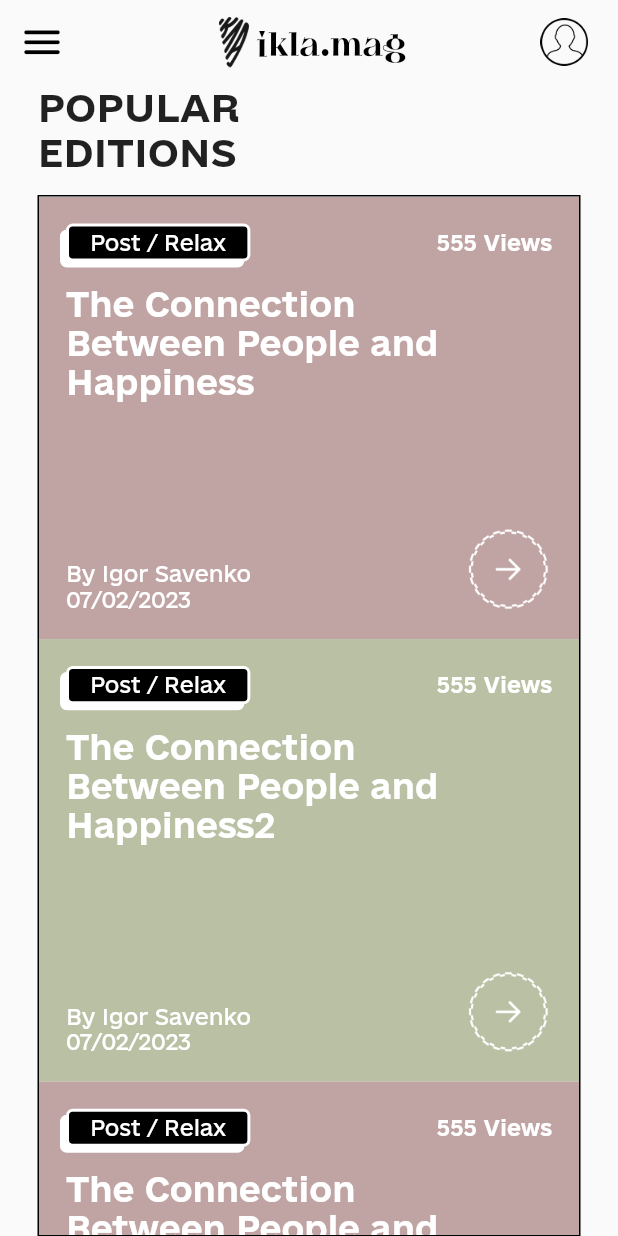
After one commit to denver-code/ikla_mobile, a Flutter app: the screen it shows after launch, after a tap on "Continue without authorisation", on a phone screen of 412 x 824 dp. The commit adds this screen. Run offline on Flutter 3.47's test engine with Material 2 defaults, Android fonts, the light colour scheme and no system bars; our stand-ins replace get.

Commit message:
Added full auth-design and Posts PE feed screen

```diff
--- /dev/null
+++ b/lib/app/internal/capitalize_first.dart
@@ -0,0 +1,5 @@
+// extension StringExtension on String {
+//   String capitalizeFirst() {
+//     return "${this[0].toUpperCase()}${substring(1).toLowerCase()}";
+//   }
+// }
--- /dev/null
+++ b/lib/app/internal/widgets/books_footer.dart
@@ -0,0 +1,28 @@
+import 'package:flutter/material.dart';
+import 'package:ikla_mobile/app/internal/hex2color.dart';
+
+class BooksFooter extends StatelessWidget {
+  const BooksFooter({super.key, required this.text});
+  final String text;
+
+  @override
+  Widget build(BuildContext context) {
+    return Column(
+      children: [
+        Image.asset("assets/images/books.png"),
+        const SizedBox(
+          height: 5,
+        ),
+        Text(
+          text,
+          style: TextStyle(
+            fontSize: 12,
+            color: HexColor.fromHex("#515151"),
+            fontWeight: FontWeight.w300,
+          ),
+          textAlign: TextAlign.center,
+        ),
+      ],
+    );
+  }
+}
--- /dev/null
+++ b/lib/app/internal/widgets/custom_spacer.dart
@@ -0,0 +1,15 @@
+import 'package:flutter/material.dart';
+
+class CustomSpacer extends StatelessWidget {
+  const CustomSpacer({super.key, this.height = 18, this.width = 0});
+  final double width;
+  final double height;
+
+  @override
+  Widget build(BuildContext context) {
+    return SizedBox(
+      width: width,
+      height: height,
+    );
+  }
+}
--- /dev/null
+++ b/lib/app/internal/widgets/logo.dart
@@ -0,0 +1,30 @@
+import 'package:flutter/material.dart';
+import 'package:ikla_mobile/config.dart';
+
+class IklaLogo extends StatelessWidget {
+  const IklaLogo({super.key});
+
+  @override
+  Widget build(BuildContext context) {
+    return Row(
+      mainAxisAlignment: MainAxisAlignment.center,
+      children: [
+        Image.asset(
+          "assets/images/Logo.png",
+          height: 34,
+        ),
+        const SizedBox(
+          width: 5,
+        ),
+        const Text(
+          appName,
+          style: TextStyle(
+            color: Colors.black,
+            fontFamily: "KyivType",
+            fontSize: 22,
+          ),
+        ),
+      ],
+    );
+  }
+}
--- /dev/null
+++ b/lib/app/internal/widgets/oauth_widgets.dart
@@ -0,0 +1,88 @@
+import "package:flutter/material.dart";
+import 'package:ikla_mobile/app/internal/hex2color.dart';
+
+class GoogleOAuth extends StatelessWidget {
+  const GoogleOAuth({super.key});
+
+  @override
+  Widget build(BuildContext context) {
+    return GestureDetector(
+      child: Container(
+        decoration: BoxDecoration(
+          borderRadius: const BorderRadius.all(Radius.circular(2)),
+          border: Border.all(
+            color: HexColor.fromHex("#E2E8F0"),
+          ),
+        ),
+        width: double.infinity,
+        height: 44,
+        child: Row(
+            mainAxisAlignment: MainAxisAlignment.center,
+            crossAxisAlignment: CrossAxisAlignment.center,
+            children: [
+              Padding(
+                padding: const EdgeInsets.only(bottom: 3),
+                child: Image.asset(
+                  "assets/images/google.png",
+                  scale: 2.5,
+                ),
+              ),
+              const SizedBox(
+                width: 10,
+              ),
+              const Text(
+                "Sign in with Google",
+                textAlign: TextAlign.center,
+                style: TextStyle(
+                  fontSize: 12,
+                  color: Colors.black,
+                  fontWeight: FontWeight.w300,
+                ),
+              ),
+            ]),
+      ),
+    );
+  }
+}
+
+class AppleOAuth extends StatelessWidget {
+  const AppleOAuth({super.key});
+
+  @override
+  Widget build(BuildContext context) {
+    return GestureDetector(
+      child: Container(
+        decoration: const BoxDecoration(
+          color: Colors.black,
+          borderRadius: BorderRadius.all(Radius.circular(2)),
+        ),
+        width: double.infinity,
+        height: 44,
+        child: Row(
+            mainAxisAlignment: MainAxisAlignment.center,
+            crossAxisAlignment: CrossAxisAlignment.center,
+            children: [
+              Padding(
+                padding: const EdgeInsets.only(bottom: 3),
+                child: Image.asset(
+                  "assets/images/apple.png",
+                  scale: 2.5,
+                ),
+              ),
+              const SizedBox(
+                width: 10,
+              ),
+              const Text(
+                "Sign in with Apple",
+                textAlign: TextAlign.center,
+                style: TextStyle(
+                  fontSize: 12,
+                  color: Colors.white,
+                  fontWeight: FontWeight.w300,
+                ),
+              ),
+            ]),
+      ),
+    );
+  }
+}
--- /dev/null
+++ b/lib/app/internal/widgets/post_card.dart
@@ -0,0 +1,111 @@
+import 'package:flutter/material.dart';
+import 'package:get/get.dart';
+import 'package:ikla_mobile/app/internal/hex2color.dart';
+import 'package:ikla_mobile/app/internal/widgets/type_badge.dart';
+
+class PostCard extends StatelessWidget {
+  const PostCard(
+      {super.key,
+      required this.title,
+      required this.author,
+      required this.date,
+      required this.views,
+      required this.color,
+      required this.alias,
+      required this.type});
+  final String title;
+  final String author;
+  final String date;
+  final String type;
+  final int views;
+  final String color;
+  final String alias;
+
+  @override
+  Widget build(BuildContext context) {
+    return GestureDetector(
+      onTap: () {},
+      child: Container(
+        width: double.infinity,
+        decoration: BoxDecoration(
+          color: HexColor.fromHex(color),
+        ),
+        child: Padding(
+          padding: const EdgeInsets.all(18),
+          child: Column(
+            crossAxisAlignment: CrossAxisAlignment.start,
+            children: [
+              Row(
+                mainAxisAlignment: MainAxisAlignment.spaceBetween,
+                children: [
+                  TypeBadge(
+                      text:
+                          "${type.capitalizeFirst} / ${alias.capitalizeFirst}"),
+                  Text(
+                    "$views Views",
+                    style: const TextStyle(
+                      color: Colors.white,
+                      fontWeight: FontWeight.w700,
+                    ),
+                  ),
+                ],
+              ),
+              const SizedBox(
+                height: 15,
+              ),
+              SizedBox(
+                width: Get.width / 1.6,
+                child: Text(
+                  title,
+                  textAlign: TextAlign.left,
+                  style: const TextStyle(
+                    color: Colors.white,
+                    fontFamily: "eUkraineHead",
+                    fontWeight: FontWeight.w700,
+                    fontSize: 22,
+                  ),
+                ),
+              ),
+              SizedBox(
+                height: Get.height / 10,
+              ),
+              Row(
+                crossAxisAlignment: CrossAxisAlignment.end,
+                children: [
+                  Column(
+                    crossAxisAlignment: CrossAxisAlignment.start,
+                    children: [
+                      Text(
+                        "By $author",
+                        style: const TextStyle(
+                          color: Colors.white,
+                        ),
+                      ),
+                      Text(
+                        date,
+                        style: const TextStyle(
+                          color: Colors.white,
+                        ),
+                      )
+                    ],
+                  ),
+                  const Expanded(
+                    child: SizedBox(
+                      width: double.infinity,
+                    ),
+                  ),
+                  GestureDetector(
+                    child: Image.asset(
+                      "assets/images/read_btn.png",
+                      scale: 4,
+                    ),
+                  )
+                ],
+              )
+            ],
+          ),
+        ),
+      ),
+    );
+  }
+}
--- /dev/null
+++ b/lib/app/internal/widgets/type_badge.dart
@@ -0,0 +1,38 @@
+import 'package:flutter/material.dart';
+
+class TypeBadge extends StatelessWidget {
+  const TypeBadge({super.key, required this.text});
+  final String text;
+
+  @override
+  Widget build(BuildContext context) {
+    return Container(
+      decoration: BoxDecoration(
+        color: Colors.black,
+        borderRadius: const BorderRadius.all(
+          Radius.circular(4.5),
+        ),
+        border: Border.all(
+          color: Colors.white,
+          width: 2,
+        ),
+        boxShadow: const [
+          BoxShadow(
+            color: Colors.white,
+            blurRadius: 0,
+            offset: Offset(-4, 4), // Shadow position
+          ),
+        ],
+      ),
+      child: Padding(
+        padding: const EdgeInsets.symmetric(horizontal: 14.0, vertical: 2.2),
+        child: Text(
+          text,
+          style: const TextStyle(
+            color: Colors.white,
+          ),
+        ),
+      ),
+    );
+  }
+}
--- a/lib/app/modules/authorisation/controllers/auth_controller.dart
+++ b/lib/app/modules/authorisation/controllers/auth_controller.dart
@@ -1,5 +1,7 @@
 import 'package:get/get.dart';
 
 class AuthController extends GetxController {
-  void withoutAuth() {}
+  withoutAuth() {
+    Get.offNamed("/feed");
+  }
 }
--- a/lib/app/modules/authorisation/views/auth_view.dart
+++ b/lib/app/modules/authorisation/views/auth_view.dart
@@ -1,39 +1,23 @@
 import 'package:flutter/material.dart';
 import 'package:flutter/services.dart';
 import 'package:get/get.dart';
-import 'package:ikla_mobile/app/internal/hex2color.dart';
-import 'package:ikla_mobile/config.dart';
+import 'package:ikla_mobile/app/internal/widgets/books_footer.dart';
+import 'package:ikla_mobile/app/internal/widgets/custom_spacer.dart';
+import 'package:ikla_mobile/app/internal/widgets/logo.dart';
+import 'package:ikla_mobile/app/internal/widgets/oauth_widgets.dart';
 import '../controllers/auth_controller.dart';
 
 class AuthView extends GetView<AuthController> {
   const AuthView({Key? key}) : super(key: key);
   @override
   Widget build(BuildContext context) {
+    AuthController controller = Get.put(AuthController());
     return Scaffold(
       appBar: AppBar(
         backgroundColor: Colors.transparent,
         // shadowColor: Colors.transparent,
         elevation: 0,
-        title: Row(
-          mainAxisAlignment: MainAxisAlignment.center,
-          children: [
-            Image.asset(
-              "assets/images/Logo.png",
-              height: 34,
-            ),
-            const SizedBox(
-              width: 5,
-            ),
-            const Text(
-              appName,
-              style: TextStyle(
-                color: Colors.black,
-                fontFamily: "KyivType",
-                fontSize: 22,
-              ),
-            ),
-          ],
-        ),
+        title: const IklaLogo(),
         systemOverlayStyle: SystemUiOverlayStyle.dark,
       ),
       body: SafeArea(
@@ -65,83 +49,10 @@ class AuthView extends GetView<AuthController> {
                 width: 270,
                 child: Column(
                   children: [
-                    GestureDetector(
-                      child: Container(
-                        decoration: const BoxDecoration(
-                          color: Colors.black,
-                          borderRadius: BorderRadius.all(Radius.circular(2)),
-                        ),
-                        width: double.infinity,
-                        height: 44,
-                        child: Row(
-                            mainAxisAlignment: MainAxisAlignment.center,
-                            crossAxisAlignment: CrossAxisAlignment.center,
-                            children: [
-                              Padding(
-                                padding: const EdgeInsets.only(bottom: 3),
-                                child: Image.asset(
-                                  "assets/images/apple.png",
-                                  scale: 2.5,
-                                ),
-                              ),
-                              const SizedBox(
-                                width: 10,
-                              ),
-                              const Text(
-                                "Sign in with Apple",
-                                textAlign: TextAlign.center,
-                                style: TextStyle(
-                                  fontSize: 12,
-                                  color: Colors.white,
-                                  fontWeight: FontWeight.w300,
-                                ),
-                              ),
-                            ]),
-                      ),
-                    ),
-                    const SizedBox(
-                      height: 18,
-                    ),
-                    GestureDetector(
-                      child: Container(
-                        decoration: BoxDecoration(
-                          borderRadius:
-                              const BorderRadius.all(Radius.circular(2)),
-                          border: Border.all(
-                            color: HexColor.fromHex("#E2E8F0"),
-                          ),
-                        ),
-                        width: double.infinity,
-                        height: 44,
-                        child: Row(
-                            mainAxisAlignment: MainAxisAlignment.center,
-                            crossAxisAlignment: CrossAxisAlignment.center,
-                            children: [
-                              Padding(
-                                padding: const EdgeInsets.only(bottom: 3),
-                                child: Image.asset(
-                                  "assets/images/google.png",
-                                  scale: 2.5,
-                                ),
-                              ),
-                              const SizedBox(
-                                width: 10,
-                              ),
-                              const Text(
-                                "Sign in with Google",
-                                textAlign: TextAlign.center,
-                                style: TextStyle(
-                                  fontSize: 12,
-                                  color: Colors.black,
-                                  fontWeight: FontWeight.w300,
-                                ),
-                              ),
-                            ]),
-                      ),
-                    ),
-                    const SizedBox(
-                      height: 18,
-                    ),
+                    const AppleOAuth(),
+                    const CustomSpacer(),
+                    const GoogleOAuth(),
+                    const CustomSpacer(),
                     Row(
                       children: <Widget>[
                         const Expanded(child: Divider()),
@@ -159,10 +70,9 @@ class AuthView extends GetView<AuthController> {
                         const Expanded(child: Divider()),
                       ],
                     ),
-                    const SizedBox(
-                      height: 18,
-                    ),
+                    const CustomSpacer(),
                     GestureDetector(
+                      onTap: controller.withoutAuth,
                       child: const SizedBox(
                         width: double.infinity,
                         height: 25,
@@ -184,19 +94,10 @@ class AuthView extends GetView<AuthController> {
                   child: SizedBox(
                 height: double.infinity,
               )),
-              Image.asset("assets/images/books.png"),
-              const SizedBox(
-                height: 5,
-              ),
-              Text(
-                'Tip: Authorisation needed for creating posts,\ncomments, likes and a lot more features!',
-                style: TextStyle(
-                  fontSize: 12,
-                  color: HexColor.fromHex("#515151"),
-                  fontWeight: FontWeight.w300,
-                ),
-                textAlign: TextAlign.center,
-              ),
+              const BooksFooter(
+                text:
+                    "Tip: Authorisation needed for creating posts,\ncomments, likes and a lot more features!",
+              )
             ],
           ),
         ),
--- /dev/null
+++ b/lib/app/modules/feed/bindings/feed_binding.dart
@@ -0,0 +1,12 @@
+import 'package:get/get.dart';
+
+import '../controllers/feed_controller.dart';
+
+class FeedBinding extends Bindings {
+  @override
+  void dependencies() {
+    Get.lazyPut<FeedController>(
+      () => FeedController(),
+    );
+  }
+}
--- /dev/null
+++ b/lib/app/modules/feed/controllers/feed_controller.dart
@@ -0,0 +1,66 @@
+import 'package:get/get.dart';
+
+class FeedController extends GetxController {
+  List<Map> posts = [
+    {
+      "id": "sho-to-tam",
+      "title": "The Connection Between People and Happiness",
+      "author": "Igor Savenko",
+      "type": "post",
+      "date": "07/02/2023",
+      "views": 555,
+      "likes": 444,
+      "color": "#C0A3A3",
+      "theme": "light",
+      "alias": "relax",
+      "content": {
+        "body": "Lorem ipsum",
+      },
+    },
+    {
+      "id": "sho-to-tam",
+      "title": "The Connection Between People and Happiness2",
+      "author": "Igor Savenko",
+      "type": "post",
+      "date": "07/02/2023",
+      "views": 555,
+      "likes": 444,
+      "color": "#B9C0A3",
+      "theme": "light",
+      "alias": "relax",
+      "content": {
+        "body": "Lorem ipsum",
+      },
+    },
+    {
+      "id": "sho-to-tam",
+      "title": "The Connection Between People and Happiness3",
+      "author": "Igor Savenko",
+      "type": "post",
+      "date": "07/02/2023",
+      "views": 555,
+      "likes": 444,
+      "color": "#C0A3A3",
+      "theme": "light",
+      "alias": "relax",
+      "content": {
+        "body": "Lorem ipsum",
+      },
+    },
+    {
+      "id": "sho-to-tam",
+      "title": "The Connection Between People and Happiness",
+      "author": "Igor Savenko",
+      "type": "post",
+      "date": "07/02/2023",
+      "views": 555,
+      "likes": 444,
+      "color": "#B9C0A3",
+      "theme": "light",
+      "alias": "relax",
+      "content": {
+        "body": "Lorem ipsum",
+      },
+    },
+  ];
+}
--- /dev/null
+++ b/lib/app/modules/feed/views/feed_view.dart
@@ -0,0 +1,109 @@
+import 'package:flutter/material.dart';
+import 'package:flutter/services.dart';
+
+import 'package:get/get.dart';
+import 'package:ikla_mobile/app/internal/hex2color.dart';
+import 'package:ikla_mobile/app/internal/widgets/logo.dart';
+import 'package:ikla_mobile/app/internal/widgets/post_card.dart';
+
+import '../controllers/feed_controller.dart';
+
+class FeedView extends GetView<FeedController> {
+  const FeedView({Key? key}) : super(key: key);
+  @override
+  Widget build(BuildContext context) {
+    FeedController controller = Get.put(FeedController());
+    return Scaffold(
+      appBar: AppBar(
+        backgroundColor: Colors.transparent,
+        // shadowColor: Colors.transparent,
+        elevation: 0,
+        title: const IklaLogo(),
+        systemOverlayStyle: SystemUiOverlayStyle.dark,
+        centerTitle: true,
+        iconTheme: const IconThemeData(
+          color: Colors.black,
+        ),
+        leading: Builder(
+          builder: (BuildContext context) {
+            return IconButton(
+              icon: Icon(
+                Icons.menu_rounded,
+                size: Get.width / 13,
+              ),
+              onPressed: () {
+                Scaffold.of(context).openDrawer();
+              },
+              tooltip: MaterialLocalizations.of(context).openAppDrawerTooltip,
+            );
+          },
+        ),
+        actions: [
+          Padding(
+              padding: const EdgeInsets.only(right: 20.0),
+              child: GestureDetector(
+                onTap: () {},
+                child: Image.asset(
+                  "assets/images/profile.png",
+                  width: Get.width / 13,
+                ),
+              )),
+        ],
+      ),
+      body: SafeArea(
+          child: Padding(
+        padding: const EdgeInsets.symmetric(horizontal: 25),
+        child: Column(
+          crossAxisAlignment: CrossAxisAlignment.start,
+          children: [
+            const Text(
+              "POPULAR\nEDITIONS",
+              style: TextStyle(
+                fontWeight: FontWeight.w700,
+                fontFamily: "eUkraineHead",
+                fontSize: 25,
+              ),
+            ),
+            const SizedBox(
+              height: 14,
+            ),
+            Expanded(
+                child: Container(
+              width: double.infinity,
+              decoration: BoxDecoration(
+                border: Border.all(
+                  color: Colors.black,
+                  width: 1,
+                ),
+              ),
+              child: SingleChildScrollView(
+                child: Column(
+                  children: (() {
+                    return List.generate(controller.posts.length, (index) {
+                      {
+                        return PostCard(
+                            title: controller.posts[index]["title"],
+                            author: controller.posts[index]["author"],
+                            date: controller.posts[index]["date"],
+                            views: controller.posts[index]["views"],
+                            color: controller.posts[index]["color"],
+                            alias: controller.posts[index]["alias"],
+                            type: controller.posts[index]["type"]);
+                      }
+                      ;
+                    });
+                  }()),
+                ),
+              ),
+            )),
+          ],
+        ),
+      )),
+      drawer: const Drawer(
+        child: Center(
+          child: Text("This should work."),
+        ),
+      ),
+    );
+  }
+}
--- a/lib/app/routes/app_pages.dart
+++ b/lib/app/routes/app_pages.dart
@@ -2,6 +2,8 @@ import 'package:get/get.dart';
 
 import '../modules/authorisation/bindings/auth_binding.dart';
 import '../modules/authorisation/views/auth_view.dart';
+import '../modules/feed/bindings/feed_binding.dart';
+import '../modules/feed/views/feed_view.dart';
 
 part 'app_routes.dart';
 
@@ -16,5 +18,10 @@ class AppPages {
       page: () => const AuthView(),
       binding: AuthBinding(),
     ),
+    GetPage(
+      name: _Paths.FEED,
+      page: () => const FeedView(),
+      binding: FeedBinding(),
+    ),
   ];
 }
--- a/lib/app/routes/app_routes.dart
+++ b/lib/app/routes/app_routes.dart
@@ -4,9 +4,11 @@ part of 'app_pages.dart';
 abstract class Routes {
   Routes._();
   static const AUTH = _Paths.AUTH;
+  static const FEED = _Paths.FEED;
 }
 
 abstract class _Paths {
   _Paths._();
-  static const AUTH = '/AUTH';
+  static const AUTH = '/auth';
+  static const FEED = '/feed';
 }
--- a/pubspec.yaml
+++ b/pubspec.yaml
@@ -29,6 +29,9 @@ flutter:
         - asset: assets/fonts/eUkraine/e-Ukraine-Bold.ttf
         - asset: assets/fonts/eUkraine/e-Ukraine-Light.ttf
         - asset: assets/fonts/eUkraine/e-Ukraine-Regular.ttf
+    - family: eUkraineHead
+      fonts:
+        - asset: assets/fonts/eUkraine/e-UkraineHead-Bold.ttf
     - family: KyivType
       fonts:
         - asset: assets/fonts/KyivType/KyivTypeTitling-Heavy3.ttf
```
Also changed, not shown: assets/fonts/eUkraine/e-UkraineHead-Bold.ttf (added), assets/images/profile.png (added), assets/images/read_btn.png (added), lib/app/internal/http_api.dart (added).
